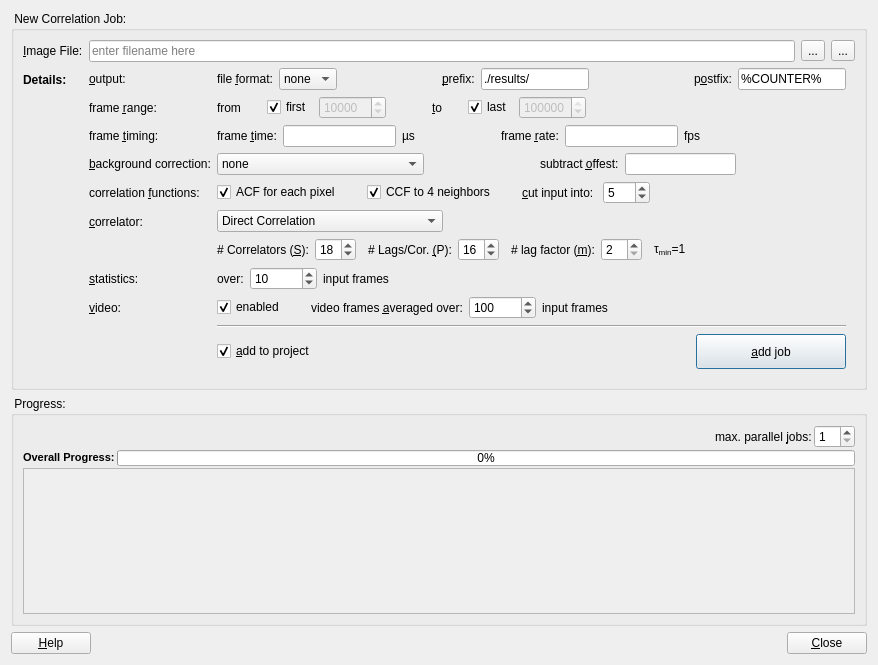
Old version of the form plugins/imagingfcs/qfrdrimagingfcscorrelationdialog.ui in the repository jkriege2/QuickFit3.
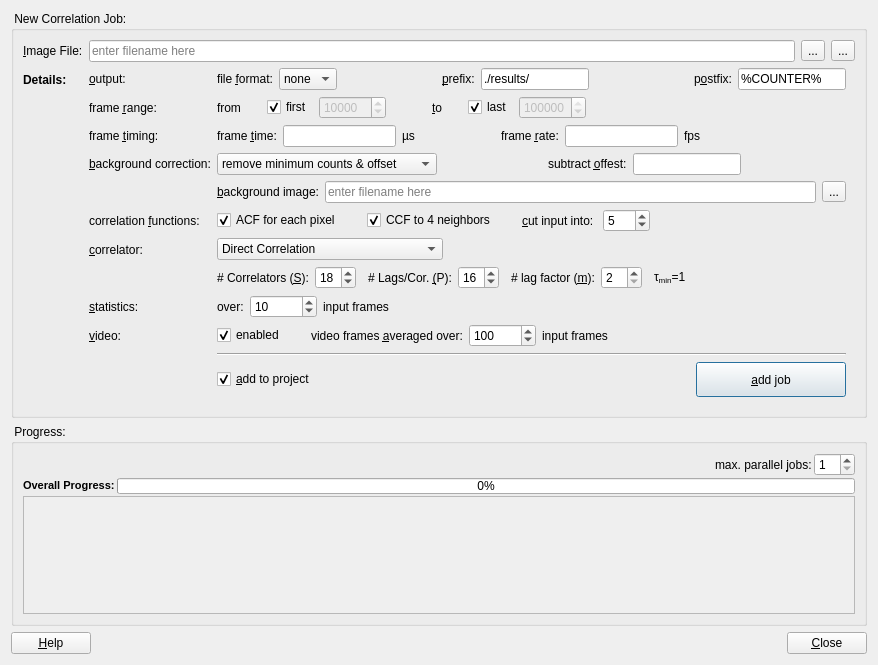
New version of the form. Icons and pictures are not drawn. Custom widgets are drawn as their Qt base class.

Commit message: LIB/TinyTIFFWriter: fixed error when writing many files (file offset was just SHORT, but should have been LONG) LIB/libTIFF_tools: added method to write FLOAT image QuickFit3/imFCS: video correlator now supports background image removal and calculates statistics after removal

The edit to the form file:
```diff
--- a/plugins/imagingfcs/qfrdrimagingfcscorrelationdialog.ui
+++ b/plugins/imagingfcs/qfrdrimagingfcscorrelationdialog.ui
@@ -527,6 +527,9 @@
                <height>16777215</height>
               </size>
              </property>
+             <property name="currentIndex">
+              <number>2</number>
+             </property>
              <item>
               <property name="text">
                <string>none</string>
@@ -542,6 +545,11 @@
                <string>remove minimum counts &amp; offset</string>
               </property>
              </item>
+             <item>
+              <property name="text">
+               <string>remove background image &amp; offset</string>
+              </property>
+             </item>
             </widget>
            </item>
            <item>
@@ -592,7 +600,42 @@
            </item>
           </layout>
          </item>
-         <item row="4" column="0">
+         <item row="4" column="1">
+          <layout class="QHBoxLayout" name="horizontalLayout_14">
+           <item>
+            <widget class="QLabel" name="label_31">
+             <property name="text">
+              <string>&amp;background image:</string>
+             </property>
+             <property name="buddy">
+              <cstring>edtBackgroundFile</cstring>
+             </property>
+            </widget>
+           </item>
+           <item>
+            <widget class="QLineEdit" name="edtBackgroundFile">
+             <property name="placeholderText">
+              <string>enter filename here</string>
+             </property>
+            </widget>
+           </item>
+           <item>
+            <widget class="QToolButton" name="btnSelectBackgroundFile">
+             <property name="toolTip">
+              <string>select an image series file to correlate</string>
+             </property>
+             <property name="text">
+              <string>...</string>
+             </property>
+             <property name="icon">
+              <iconset resource="qfrdrimagingfcs.qrc">
+               <normaloff>:/imaging_fcs/fileopen.png</normaloff>:/imaging_fcs/fileopen.png</iconset>
+             </property>
+            </widget>
+           </item>
+          </layout>
+         </item>
+         <item row="5" column="0">
           <widget class="QLabel" name="label_26">
            <property name="text">
             <string>correlation &amp;functions:</string>
@@ -602,7 +645,7 @@
            </property>
           </widget>
          </item>
-         <item row="4" column="1">
+         <item row="5" column="1">
           <layout class="QHBoxLayout" name="horizontalLayout_12">
            <item>
             <widget class="QCheckBox" name="chkACF">
@@ -704,7 +747,7 @@
            </item>
           </layout>
          </item>
-         <item row="5" column="0">
+         <item row="6" column="0">
           <widget class="QLabel" name="label_8">
            <property name="text">
             <string>&amp;correlator:</string>
@@ -714,7 +757,7 @@
            </property>
           </widget>
          </item>
-         <item row="5" column="1">
+         <item row="6" column="1">
           <layout class="QVBoxLayout" name="verticalLayout">
            <item>
             <layout class="QHBoxLayout" name="horizontalLayout_6">
@@ -892,7 +935,7 @@
            </item>
           </layout>
          </item>
-         <item row="6" column="0">
+         <item row="7" column="0">
           <widget class="QLabel" name="label_27">
            <property name="text">
             <string>&amp;statistics:</string>
@@ -902,7 +945,7 @@
            </property>
           </widget>
          </item>
-         <item row="6" column="1">
+         <item row="7" column="1">
           <layout class="QHBoxLayout" name="horizontalLayout_13">
            <item>
             <widget class="QLabel" name="label_29">
@@ -978,7 +1021,7 @@
            </item>
           </layout>
          </item>
-         <item row="7" column="0">
+         <item row="8" column="0">
           <widget class="QLabel" name="label_23">
            <property name="text">
             <string>&amp;video:</string>
@@ -988,7 +1031,7 @@
            </property>
           </widget>
          </item>
-         <item row="7" column="1">
+         <item row="8" column="1">
           <layout class="QHBoxLayout" name="horizontalLayout_11">
            <item>
             <widget class="QCheckBox" name="chkVideo">
@@ -1087,7 +1130,14 @@
            </item>
           </layout>
          </item>
-         <item row="9" column="0">
+         <item row="9" column="1">
+          <widget class="Line" name="line">
+           <property name="orientation">
+            <enum>Qt::Horizontal</enum>
+           </property>
+          </widget>
+         </item>
+         <item row="10" column="0">
           <widget class="QLabel" name="label_17">
            <property name="text">
             <string/>
@@ -1097,7 +1147,7 @@
            </property>
           </widget>
          </item>
-         <item row="9" column="1">
+         <item row="10" column="1">
           <layout class="QHBoxLayout" name="horizontalLayout_5">
            <property name="spacing">
             <number>2</number>
@@ -1153,13 +1203,6 @@
            </item>
           </layout>
          </item>
-         <item row="8" column="1">
-          <widget class="Line" name="line">
-           <property name="orientation">
-            <enum>Qt::Horizontal</enum>
-           </property>
-          </widget>
-         </item>
         </layout>
        </widget>
       </item>
@@ -1277,8 +1320,8 @@
           <rect>
            <x>0</x>
            <y>0</y>
-           <width>850</width>
-           <height>150</height>
+           <width>838</width>
+           <height>128</height>
           </rect>
          </property>
          <property name="sizePolicy">
```
Left out of the diff: 3 changed lines with no effect on the pictures. The commit also changes 7 other files.
